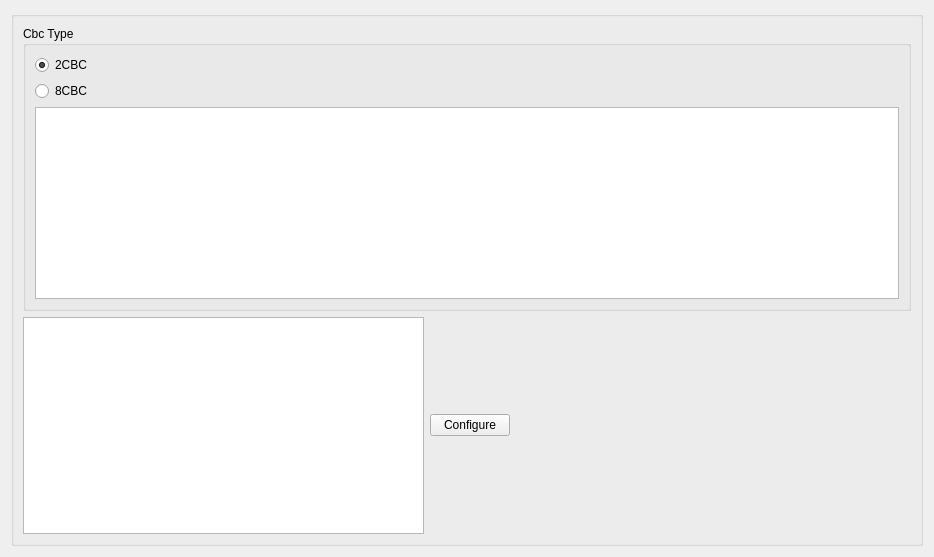
The window that Ph2GUI/View/setuptab.ui (faball/Ph2DAQ_dev) describes before a commit, drawn with Qt 5.
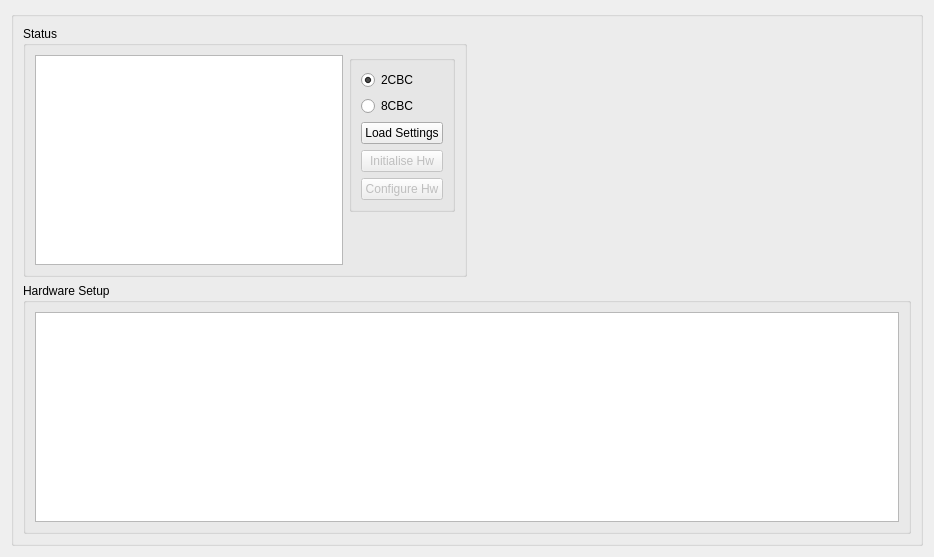
The same window after the commit.

Commit message: working version of load/init/cfg hardware with pushbuttons

Diff of the .ui file:
```diff
--- a/Ph2GUI/View/setuptab.ui
+++ b/Ph2GUI/View/setuptab.ui
@@ -13,7 +13,7 @@
   <property name="windowTitle">
    <string>Form</string>
   </property>
-  <layout class="QVBoxLayout" name="verticalLayout">
+  <layout class="QHBoxLayout" name="horizontalLayout">
    <item>
     <layout class="QVBoxLayout" name="loSetupTab">
      <item>
@@ -23,11 +23,30 @@
        </property>
        <layout class="QVBoxLayout" name="verticalLayout_2">
         <item>
-         <widget class="QGroupBox" name="gbCBC">
+         <layout class="QHBoxLayout" name="loMsgConfigBox">
+          <item>
+           <widget class="QGroupBox" name="groupBox_2">
           <property name="title">
-           <string>Cbc Type</string>
-          </property>
-          <layout class="QVBoxLayout" name="verticalLayout_3">
+             <string>Status</string>
+            </property>
+            <layout class="QHBoxLayout" name="horizontalLayout_3">
+             <item>
+              <widget class="QTextEdit" name="editMsgBox"/>
+             </item>
+             <item alignment="Qt::AlignTop">
+              <widget class="QGroupBox" name="groupBox">
+               <property name="sizePolicy">
+                <sizepolicy hsizetype="Fixed" vsizetype="Fixed">
+                 <horstretch>0</horstretch>
+                 <verstretch>0</verstretch>
+                </sizepolicy>
+               </property>
+               <property name="title">
+                <string/>
+               </property>
+               <layout class="QVBoxLayout" name="verticalLayout">
+                <item>
+                 <layout class="QVBoxLayout" name="loRadioButtons">
            <item>
             <widget class="QRadioButton" name="radio2CBC">
              <property name="text">
@@ -45,35 +64,46 @@
              </property>
             </widget>
            </item>
-           <item>
-            <widget class="QTreeView" name="treeTest">
-             <property name="autoFillBackground">
-              <bool>false</bool>
-             </property>
-             <property name="sortingEnabled">
-              <bool>true</bool>
-             </property>
-             <property name="animated">
-              <bool>true</bool>
-             </property>
-             <attribute name="headerVisible">
-              <bool>false</bool>
-             </attribute>
-            </widget>
-           </item>
-          </layout>
-         </widget>
+                 </layout>
         </item>
         <item>
-         <layout class="QHBoxLayout" name="loMsgConfigBox">
+                 <layout class="QVBoxLayout" name="loPushButtons">
+                  <property name="spacing">
+                   <number>-1</number>
+                  </property>
           <item>
-           <widget class="QTextEdit" name="editMsgBox"/>
+                   <widget class="QPushButton" name="btnLoad">
+                    <property name="text">
+                     <string>Load Settings</string>
+                    </property>
+                   </widget>
+                  </item>
+                  <item>
+                   <widget class="QPushButton" name="btnInit">
+                    <property name="enabled">
+                     <bool>false</bool>
+                    </property>
+                    <property name="text">
+                     <string>Initialise Hw</string>
+                    </property>
+                   </widget>
           </item>
           <item>
            <widget class="QPushButton" name="btnConfig">
+                    <property name="enabled">
+                     <bool>false</bool>
+                    </property>
             <property name="text">
-             <string>Configure</string>
-            </property>
+                     <string>Configure Hw</string>
+                    </property>
+                   </widget>
+                  </item>
+                 </layout>
+                </item>
+               </layout>
+              </widget>
+             </item>
+            </layout>
            </widget>
           </item>
           <item>
@@ -91,6 +121,37 @@
           </item>
          </layout>
         </item>
+        <item>
+         <widget class="QGroupBox" name="gbCBC">
+          <property name="title">
+           <string>Hardware Setup</string>
+          </property>
+          <property name="flat">
+           <bool>false</bool>
+          </property>
+          <property name="checkable">
+           <bool>false</bool>
+          </property>
+          <layout class="QVBoxLayout" name="verticalLayout_3">
+           <item>
+            <widget class="QTreeView" name="treeTest">
+             <property name="autoFillBackground">
+              <bool>false</bool>
+             </property>
+             <property name="sortingEnabled">
+              <bool>true</bool>
+             </property>
+             <property name="animated">
+              <bool>true</bool>
+             </property>
+             <attribute name="headerVisible">
+              <bool>false</bool>
+             </attribute>
+            </widget>
+           </item>
+          </layout>
+         </widget>
+        </item>
        </layout>
       </widget>
      </item>
```
Lines whose indentation alone changed are shown as unchanged. The commit also changes 46 other files.
